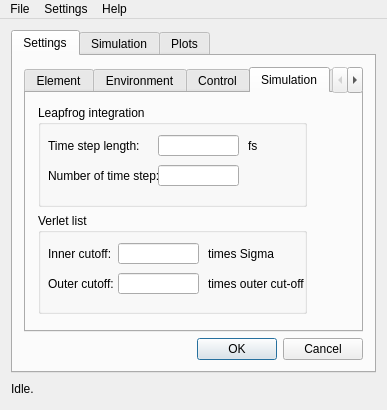
Qt form MD/mdmainwin.ui (krikru/MD) before a commit.
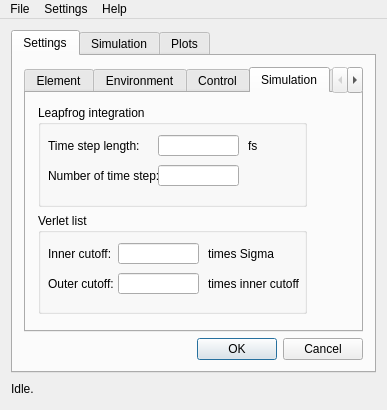
The same form after that commit. The open tabs and pages were chosen to show the change.

Patch:
```diff
--- a/MD/mdmainwin.ui
+++ b/MD/mdmainwin.ui
@@ -659,7 +659,7 @@
                  </rect>
                 </property>
                 <property name="text">
-                 <string>times outer cut-off</string>
+                 <string>times inner cutoff</string>
                 </property>
                </widget>
                <widget class="QLineEdit" name="inner_cutoff_le">
```
Left out of the diff: 2 changed lines with no effect on the pictures.
